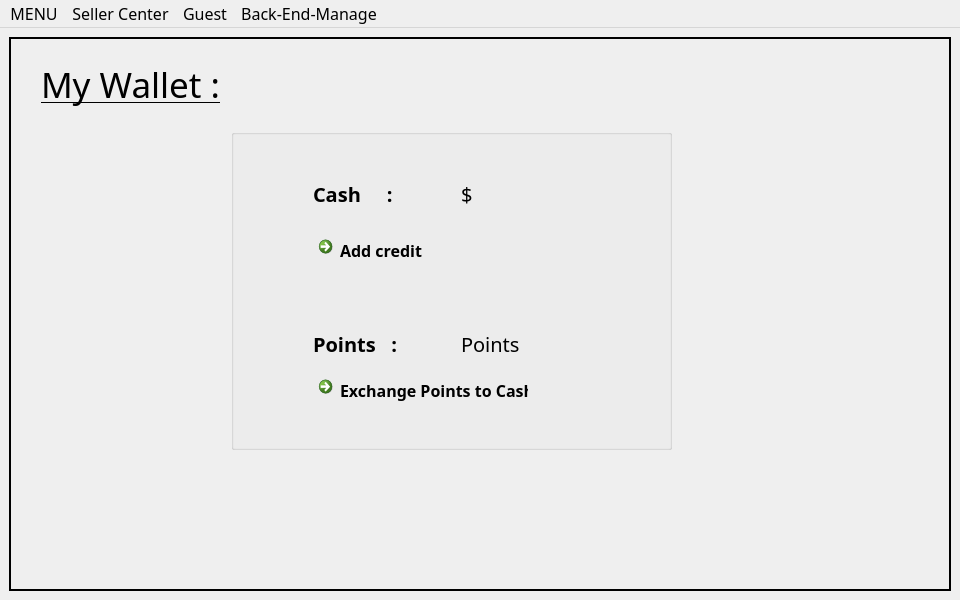
freefrit/AOOP_DogeShop, file mainwindow.ui: the form before one commit.
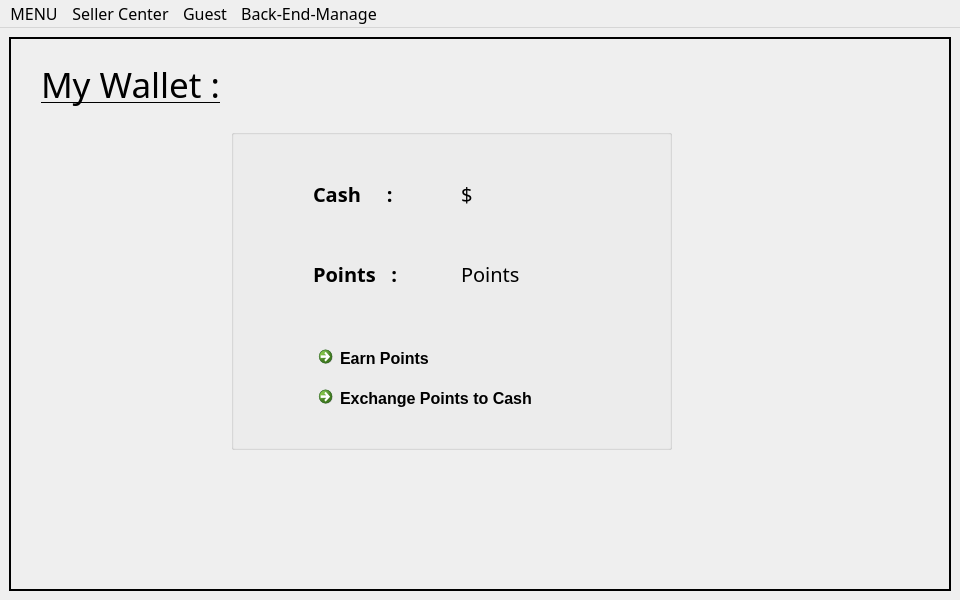
The form after the commit. The open tabs and pages were chosen to show the change.

```diff
--- a/mainwindow.ui
+++ b/mainwindow.ui
@@ -467,7 +467,7 @@
          <property name="geometry">
           <rect>
            <x>82</x>
-           <y>200</y>
+           <y>130</y>
            <width>109</width>
            <height>29</height>
           </rect>
@@ -546,7 +546,7 @@
          <property name="geometry">
           <rect>
            <x>230</x>
-           <y>200</y>
+           <y>130</y>
            <width>121</width>
            <height>29</height>
           </rect>
@@ -565,33 +565,33 @@
          <property name="geometry">
           <rect>
            <x>80</x>
-           <y>100</y>
+           <y>210</y>
            <width>171</width>
            <height>41</height>
           </rect>
          </property>
          <property name="font">
           <font>
-           <family>Agency FB</family>
+           <family>Segoe UI</family>
            <pointsize>12</pointsize>
           </font>
          </property>
          <property name="text">
-          <string>Add credit</string>
+          <string>Earn Points</string>
          </property>
         </widget>
         <widget class="QCommandLinkButton" name="btn_cus_change_pwd_3">
          <property name="geometry">
           <rect>
            <x>80</x>
-           <y>240</y>
-           <width>221</width>
+           <y>250</y>
+           <width>271</width>
            <height>41</height>
           </rect>
          </property>
          <property name="font">
           <font>
-           <family>Agency FB</family>
+           <family>Segoe UI</family>
            <pointsize>12</pointsize>
           </font>
          </property>
```
Left out of the diff: 21 changed lines with no effect on the pictures.
